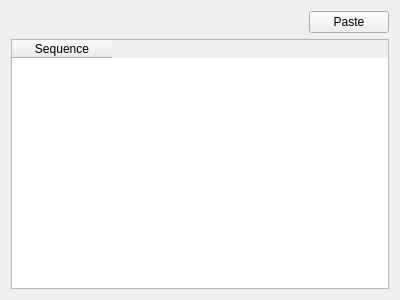
This is cbr/chimeras/visual/ChimeraFragment.ui in TUM-CBR/pymol-plugins as Qt 5 draws it before an edit. The edited form follows.
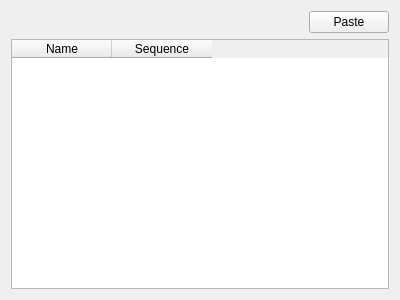
This is the edited form.

```diff
--- a/cbr/chimeras/visual/ChimeraFragment.ui
+++ b/cbr/chimeras/visual/ChimeraFragment.ui
@@ -40,6 +40,11 @@
    </item>
    <item>
     <widget class="QTableWidget" name="fragmentTable">
+     <column>
+      <property name="text">
+       <string>Name</string>
+      </property>
+     </column>
      <column>
       <property name="text">
        <string>Sequence</string>
```
